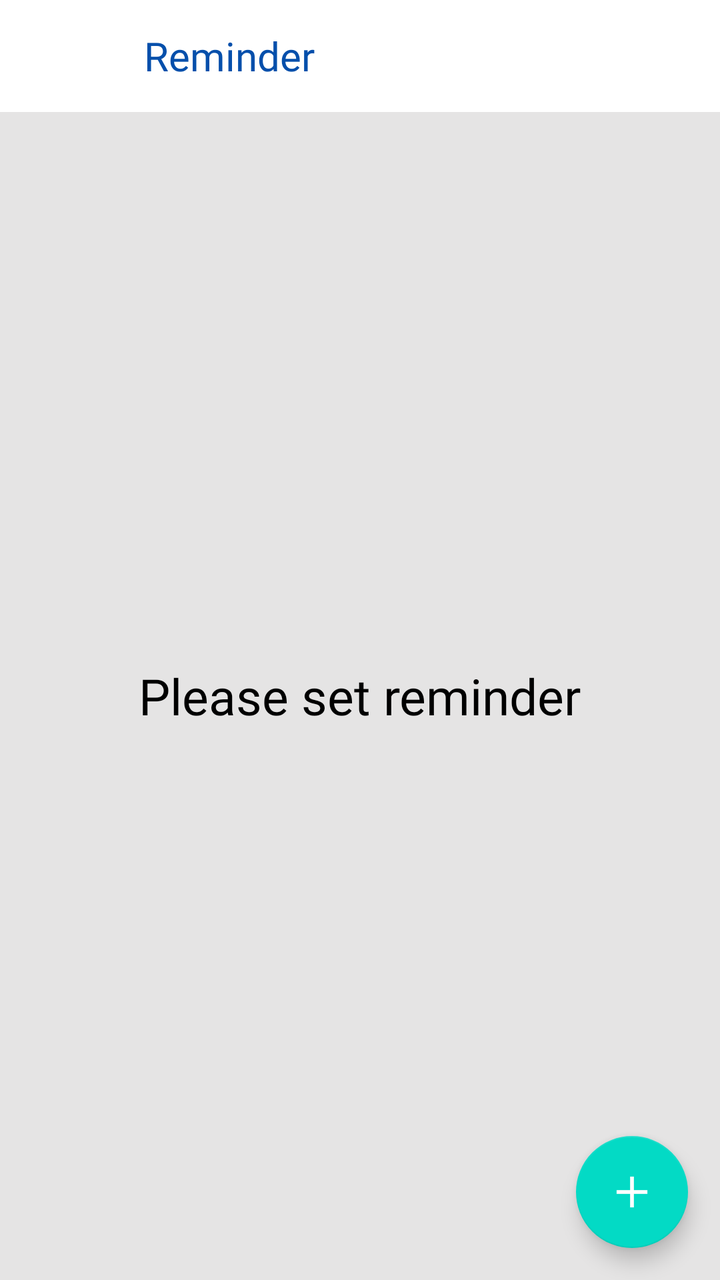
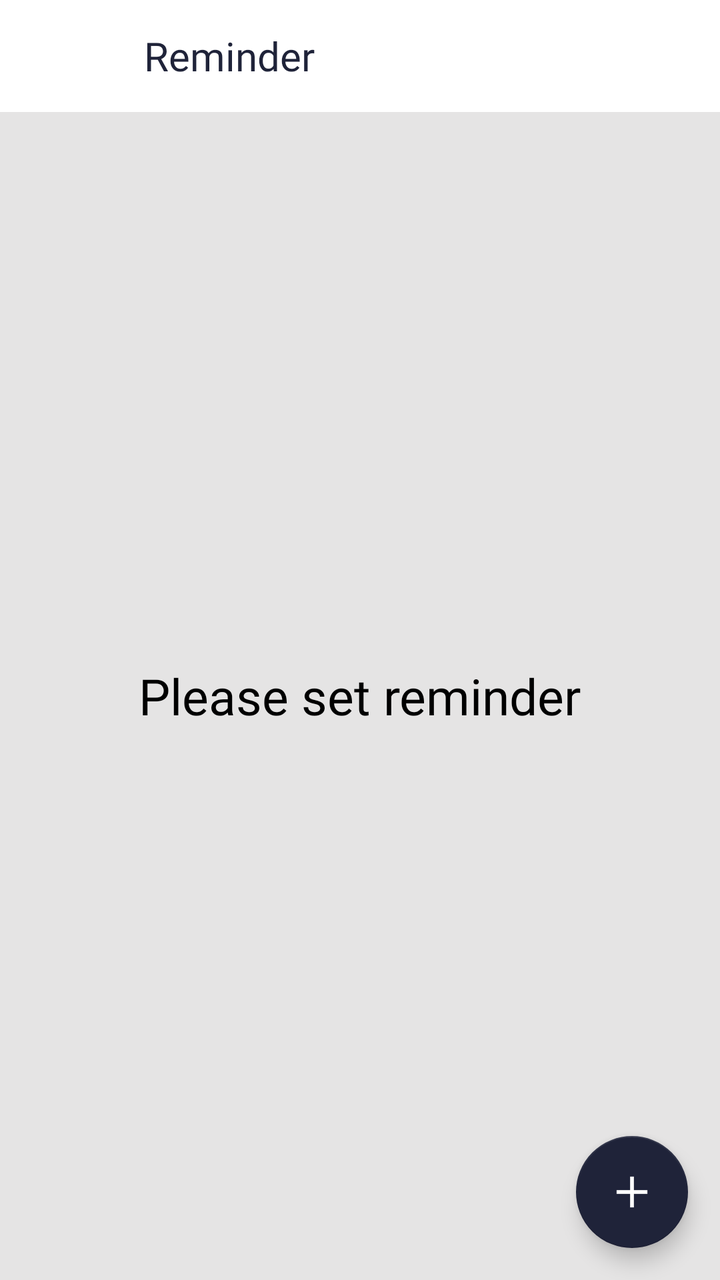

Before-and-after screenshots of an Android layout around one commit, followed by the original layout XML and the change that was made.
<!-- AndroidManifest.xml: application theme AppTheme -->
<!-- res/layout/layout_reminderfragment.xml -->
<?xml version="1.0" encoding="utf-8"?>
<LinearLayout xmlns:android="http://schemas.android.com/apk/res/android" xmlns:app="http://schemas.android.com/apk/res-auto" xmlns:aapt="http://schemas.android.com/aapt" android:orientation="vertical" android:background="@color/colorgrey" android:layout_width="match_parent" android:layout_height="match_parent">
    <com.google.android.material.appbar.AppBarLayout android:theme="@style/AppTheme.AppBarOverlay" android:layout_width="match_parent" android:layout_height="wrap_content">
        <androidx.appcompat.widget.Toolbar android:id="@+id/toolbar" android:background="@color/white" android:layout_width="match_parent" android:layout_height="?attr/actionBarSize" app:navigationIcon="?attr/homeAsUpIndicator" app:popupTheme="@style/AppTheme.PopupOverlay">
            <LinearLayout android:orientation="horizontal" android:layout_width="match_parent" android:layout_height="match_parent">
                <TextView android:textSize="20sp" android:textColor="@color/colorPrimaryDark" android:gravity="left|center_vertical|center_horizontal|center|start" android:layout_width="0dp" android:layout_height="match_parent" android:text="Reminder" android:layout_weight="1" android:fontFamily="@font/roboto_black"/>
                <ImageView android:layout_gravity="center" android:layout_width="0dp" android:layout_height="wrap_content" android:layout_weight="0.2" android:onClick="imageclick"/>
            </LinearLayout>
        </androidx.appcompat.widget.Toolbar>
    </com.google.android.material.appbar.AppBarLayout>
    <FrameLayout android:layout_width="match_parent" android:layout_height="match_parent">
        <androidx.recyclerview.widget.RecyclerView android:id="@+id/reminderlist" android:background="@color/colorgrey" android:scrollbars="vertical" android:layout_width="match_parent" android:layout_height="match_parent"/>
        <TextView android:textSize="25sp" android:textColor="@color/black" android:layout_gravity="center" android:id="@+id/noreminder" android:layout_width="wrap_content" android:layout_height="wrap_content" android:text="@string/noreminders" android:fontFamily="@font/robotomedium"/>
        <com.google.android.material.floatingactionbutton.FloatingActionButton android:layout_gravity="bottom|right|center_vertical|center_horizontal|center|end" android:id="@+id/addreminder" android:layout_width="wrap_content" android:layout_height="wrap_content" android:layout_margin="16dp" android:src="@drawable/plus"/>
    </FrameLayout>
</LinearLayout>
<!-- resources referenced by this layout -->
<resources>
  <color name="black">#000000</color>
  <color name="colorPrimaryDark">#044fab</color>
  <color name="colorgrey">#ffe5e4e4</color>
  <color name="white">#ffffff</color>
  <!-- drawable plus: png bitmap (drawable, 314 bytes) -->
  <string name="noreminders">Please set reminder</string>
  <style name="AppTheme.AppBarOverlay" parent="@style/ThemeOverlay.AppCompat.Dark.ActionBar" />
  <style name="AppTheme.PopupOverlay" parent="@style/ThemeOverlay.AppCompat.Light" />
  <style name="AppTheme" parent="Theme.AppCompat.Light.DarkActionBar">
          
          <item name="colorPrimary">@color/colorPrimary</item>
          <item name="colorPrimaryDark">@color/colorPrimaryDark</item>
          <item name="colorAccent">@color/colorAccent</item>
      </style>
  <color name="colorPrimary">#36D1DC</color>
  <color name="colorAccent">#03DAC5</color>
</resources>

<!-- the commit's change to res/layout/layout_reminderfragment.xml (unified diff, before → after) -->
@@ -1,16 +1,69 @@
 <?xml version="1.0" encoding="utf-8"?>
-<LinearLayout xmlns:android="http://schemas.android.com/apk/res/android" xmlns:app="http://schemas.android.com/apk/res-auto" xmlns:aapt="http://schemas.android.com/aapt" android:orientation="vertical" android:background="@color/colorgrey" android:layout_width="match_parent" android:layout_height="match_parent">
-    <com.google.android.material.appbar.AppBarLayout android:theme="@style/AppTheme.AppBarOverlay" android:layout_width="match_parent" android:layout_height="wrap_content">
-        <androidx.appcompat.widget.Toolbar android:id="@+id/toolbar" android:background="@color/white" android:layout_width="match_parent" android:layout_height="?attr/actionBarSize" app:navigationIcon="?attr/homeAsUpIndicator" app:popupTheme="@style/AppTheme.PopupOverlay">
-            <LinearLayout android:orientation="horizontal" android:layout_width="match_parent" android:layout_height="match_parent">
-                <TextView android:textSize="20sp" android:textColor="@color/colorPrimaryDark" android:gravity="left|center_vertical|center_horizontal|center|start" android:layout_width="0dp" android:layout_height="match_parent" android:text="Reminder" android:layout_weight="1" android:fontFamily="@font/roboto_black"/>
-                <ImageView android:layout_gravity="center" android:layout_width="0dp" android:layout_height="wrap_content" android:layout_weight="0.2" android:onClick="imageclick"/>
+<LinearLayout
+    xmlns:android="http://schemas.android.com/apk/res/android"
+    xmlns:app="http://schemas.android.com/apk/res-auto"
+    xmlns:aapt="http://schemas.android.com/aapt"
+    android:orientation="vertical"
+    android:background="@color/colorgrey"
+    android:layout_width="match_parent"
+    android:layout_height="match_parent">
+    <com.google.android.material.appbar.AppBarLayout
+        android:theme="@style/AppTheme.AppBarOverlay"
+        android:layout_width="match_parent"
+        android:layout_height="wrap_content">
+        <androidx.appcompat.widget.Toolbar
+            android:id="@+id/toolbar"
+            android:background="@color/white"
+            android:layout_width="match_parent"
+            android:layout_height="?attr/actionBarSize"
+            app:navigationIcon="?attr/homeAsUpIndicator"
+            app:popupTheme="@style/AppTheme.PopupOverlay">
+            <LinearLayout
+                android:orientation="horizontal"
+                android:layout_width="match_parent"
+                android:layout_height="match_parent">
+                <TextView
+                    android:textSize="20sp"
+                    android:textColor="@color/colorPrimaryDark"
+                    android:gravity="left|center_vertical|center_horizontal|center|start"
+                    android:layout_width="0dp"
+                    android:layout_height="match_parent"
+                    android:text="Reminder"
+                    android:layout_weight="1"
+                    android:fontFamily="@font/roboto_black"/>
+                <ImageView
+                    android:layout_gravity="center"
+                    android:layout_width="0dp"
+                    android:layout_height="wrap_content"
+                    android:layout_weight="0.2"
+                    android:onClick="imageclick"/>
             </LinearLayout>
         </androidx.appcompat.widget.Toolbar>
     </com.google.android.material.appbar.AppBarLayout>
-    <FrameLayout android:layout_width="match_parent" android:layout_height="match_parent">
-        <androidx.recyclerview.widget.RecyclerView android:id="@+id/reminderlist" android:background="@color/colorgrey" android:scrollbars="vertical" android:layout_width="match_parent" android:layout_height="match_parent"/>
-        <TextView android:textSize="25sp" android:textColor="@color/black" android:layout_gravity="center" android:id="@+id/noreminder" android:layout_width="wrap_content" android:layout_height="wrap_content" android:text="@string/noreminders" android:fontFamily="@font/robotomedium"/>
-        <com.google.android.material.floatingactionbutton.FloatingActionButton android:layout_gravity="bottom|right|center_vertical|center_horizontal|center|end" android:id="@+id/addreminder" android:layout_width="wrap_content" android:layout_height="wrap_content" android:layout_margin="16dp" android:src="@drawable/plus"/>
+    <FrameLayout
+        android:layout_width="match_parent"
+        android:layout_height="match_parent">
+        <androidx.recyclerview.widget.RecyclerView
+            android:id="@+id/reminderlist"
+            android:background="@color/colorgrey"
+            android:scrollbars="vertical"
+            android:layout_width="match_parent"
+            android:layout_height="match_parent"/>
+        <TextView
+            android:textSize="25sp"
+            android:textColor="@color/black"
+            android:layout_gravity="center"
+            android:id="@+id/noreminder"
+            android:layout_width="wrap_content"
+            android:layout_height="wrap_content"
+            android:text="@string/noreminders"
+            android:fontFamily="@font/robotomedium"/>
+        <com.google.android.material.floatingactionbutton.FloatingActionButton
+            android:layout_gravity="bottom|right|center_vertical|center_horizontal|center|end"
+            android:id="@+id/addreminder"
+            android:layout_width="wrap_content"
+            android:layout_height="wrap_content"
+            android:layout_margin="16dp"
+            android:src="@drawable/plus"/>
     </FrameLayout>
 </LinearLayout>
<!-- resource entries referenced after the edit -->
@@ -1,7 +1,7 @@
 <!-- resources referenced by this layout -->
 <resources>
   <color name="black">#000000</color>
-  <color name="colorPrimaryDark">#044fab</color>
+  <color name="colorPrimaryDark">#1F2339</color>
   <color name="colorgrey">#ffe5e4e4</color>
   <color name="white">#ffffff</color>
   <!-- drawable plus: png bitmap (drawable, 314 bytes) -->
@@ -14,7 +14,7 @@
           <item name="colorPrimaryDark">@color/colorPrimaryDark</item>
           <item name="colorAccent">@color/colorAccent</item>
       </style>
-  <color name="colorPrimary">#36D1DC</color>
-  <color name="colorAccent">#03DAC5</color>
+  <color name="colorPrimary">#434A71</color>
+  <color name="colorAccent">#1F2339</color>
 </resources>
 
